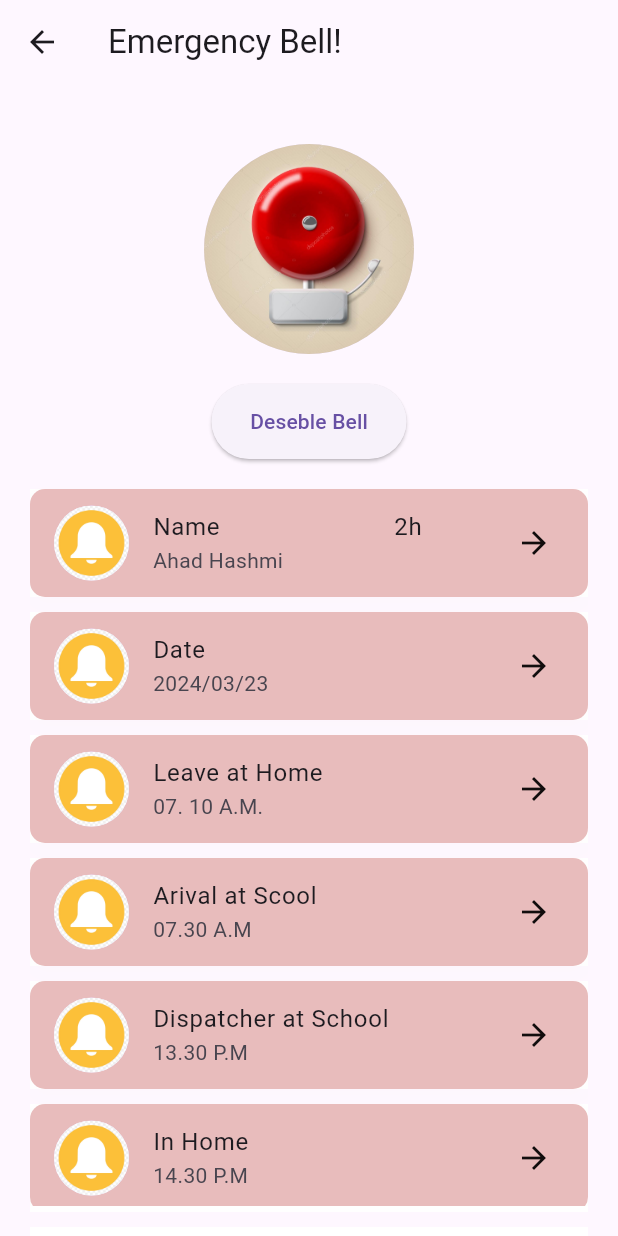
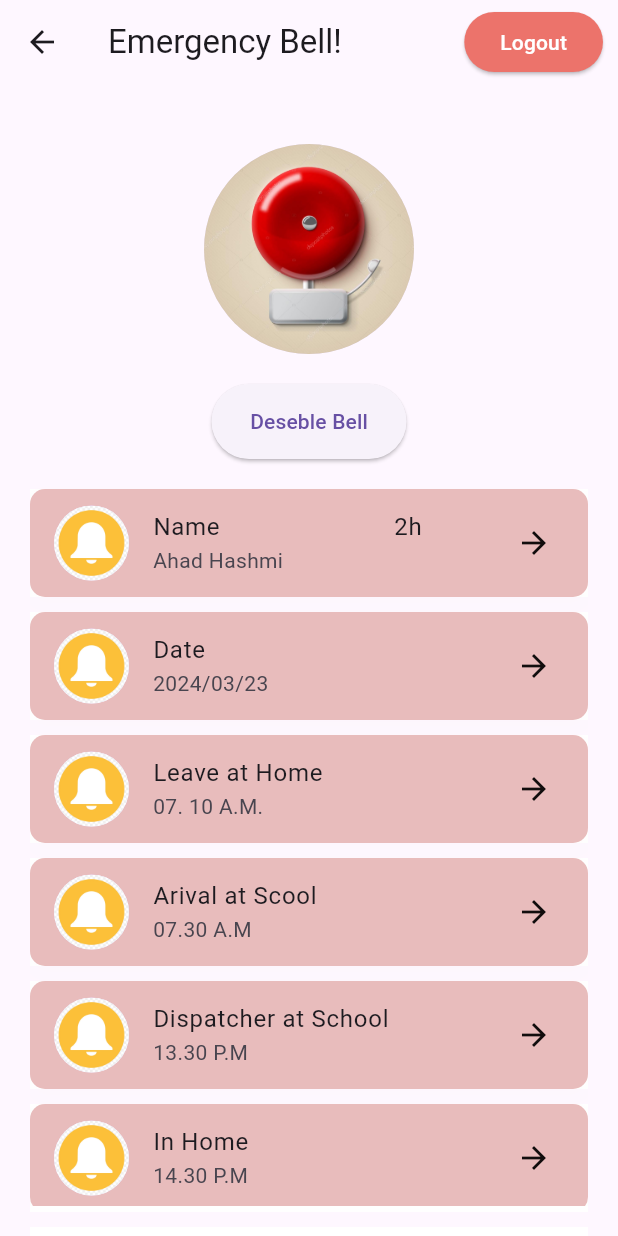
Before and after one commit to GihanSisiraKumara/kidcare_app, a Flutter app: the bellBord screen opened directly, on a phone screen of 412 x 824 dp. Run offline on Flutter 3.47's test engine with Material 3 defaults, Android fonts, the phone set to English and light mode, and no system bars; our stand-ins replace flutter_slidable, geolocator, google_maps_flutter, lottie, share; missing offline and left inert: flutter_phone_direct_caller; Roboto replaces fonts that are missing (inter).

Commit message:
add logout button

```diff
--- a/lib/screen/bellBord.dart
+++ b/lib/screen/bellBord.dart
@@ -9,6 +9,25 @@ class bellBord extends StatelessWidget {
   Widget build(BuildContext context) {
     return Scaffold(
       appBar: AppBar(
+        actions: [
+          Padding(
+            padding: const EdgeInsets.symmetric(horizontal: 10),
+            child: ElevatedButton(
+              onPressed: () {
+                Navigator.pushReplacementNamed(context, '/login');
+              },
+              style: ElevatedButton.styleFrom(
+                backgroundColor: const Color.fromARGB(255, 236, 115, 107),
+              ),
+              child: const Text(
+                "Logout",
+                style: TextStyle(
+                  color: Colors.white,
+                ),
+              ),
+            ),
+          ),
+        ],
         title: const Text("Emergency Bell!"),
       ),
       body: Padding(
```
